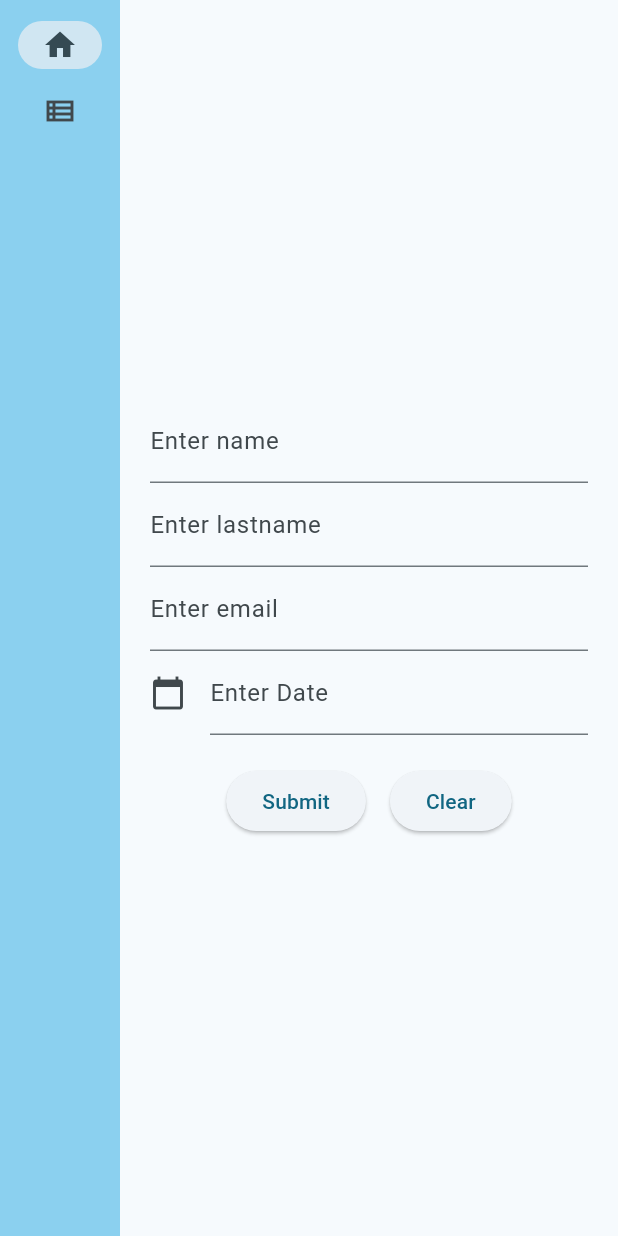
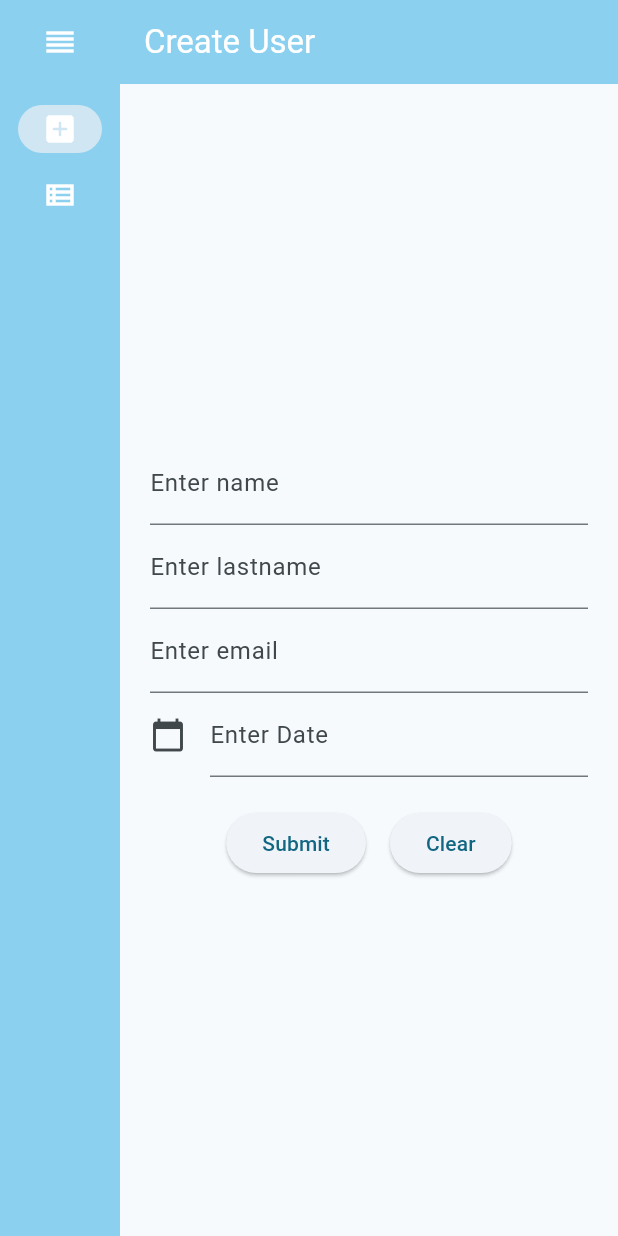
Before and after one commit to davidkingss96/json_crud, a Flutter app: the screen it shows after launch, after a tap on "Home", on a phone screen of 412 x 824 dp. Run offline on Flutter 3.47's test engine with Material 2 defaults, Android fonts, the phone set to English and light mode, and no system bars; our stand-ins replace email_validator.

Commit message:
Inicio reemplazo JSON write

```diff
--- a/lib/main.dart
+++ b/lib/main.dart
@@ -1,9 +1,41 @@
+import 'dart:core';
 import 'package:flutter/material.dart';
 import 'screens/create_user_form.dart';
 import 'screens/list_users.dart';
+import 'package:provider/provider.dart';
 
 void main() {
   runApp(const MyApp());
+}
+
+class AppState extends ChangeNotifier {
+  int _selectedIndex = 0;
+
+  int get selectedIndex => _selectedIndex;
+
+  set selectedIndex(int index) {
+    _selectedIndex = index;
+    notifyListeners();
+  }
+
+  String _appTitle = "Create User";
+
+  String get appTitle => _appTitle;
+
+  set appTitle(String title){
+    _appTitle = title;
+    notifyListeners();
+  }
+
+  bool _showNavigationRail = true;
+
+  bool get showNavigationRail => _showNavigationRail;
+
+  set showNavigationRail(bool show){
+    _showNavigationRail = show;
+    notifyListeners();
+  }
+
 }
 
 class MyApp extends StatelessWidget {
@@ -11,13 +43,16 @@ class MyApp extends StatelessWidget {
 
   @override
   Widget build(BuildContext context) {
-    return MaterialApp(
+    return ChangeNotifierProvider(
+      create: (context) => AppState(),
+      child: MaterialApp(
         title: 'Flutter Demo',
         theme: ThemeData(
           colorScheme: ColorScheme.fromSeed(seedColor: Colors.blueGrey),
           useMaterial3: true,
         ),
         home: const MyHomePage(title: 'Flutter Demo Home Page'),
+      ),
     );
   }
 }
@@ -32,44 +67,66 @@ class MyHomePage extends StatefulWidget {
 }
 
 class _MyHomePageState extends State<MyHomePage> {
-  int _selectedIndex = 0;
-
   @override
   Widget build(BuildContext context) {
+    final appState = Provider.of<AppState>(context);
+
     Widget page;
-    switch (_selectedIndex) {
+    switch (appState.selectedIndex) {
       case 0:
         page = CreateUserForm();
       case 1:
         page = ListUsers();
       default:
-        throw UnimplementedError('no widget for $_selectedIndex');
+        throw UnimplementedError('no widget for $appState.selectedIndex');
     }
 
     return Scaffold(
+      appBar: AppBar(
+        title: Text(
+          appState.appTitle,
+          style: TextStyle(color: Colors.white),
+        ),
+        leading: IconButton(
+          icon: Icon(Icons.reorder, color: Colors.white),
+          onPressed: () {
+            appState.showNavigationRail = !appState.showNavigationRail;
+          },
+        ),
+        leadingWidth: 80,
+        backgroundColor: Theme.of(context).colorScheme.inversePrimary,
+      ),
       body: Row(
         children: [
-          NavigationRail(
+          appState.showNavigationRail ? NavigationRail(
             backgroundColor: Theme.of(context).colorScheme.inversePrimary,
             destinations: [
               NavigationRailDestination(
-                icon: Icon(Icons.home_outlined),
-                selectedIcon: Icon(Icons.home),
+                icon: Icon(Icons.add_box_outlined, color: Colors.white),
+                selectedIcon: Icon(Icons.add_box_rounded, color: Colors.white),
                 label: Text('Home'),
               ),
               NavigationRailDestination(
-                icon: Icon(Icons.view_list_outlined),
-                selectedIcon: Icon(Icons.view_list_rounded),
+                icon: Icon(Icons.view_list_outlined, color: Colors.white),
+                selectedIcon: Icon(Icons.view_list_rounded, color: Colors.white),
                 label: Text('Favorites'),
               ),
             ],
-            selectedIndex: _selectedIndex,
+            selectedIndex: appState.selectedIndex,
             onDestinationSelected: (value) {
               setState(() {
-                _selectedIndex = value;
+                appState.selectedIndex = value;
+                switch(value){
+                  case 0:
+                    appState.appTitle = "Create User";
+                  case 1:
+                    appState.appTitle = "Users List";
+                  default:
+                    throw UnimplementedError('no widget for $appState.selectedIndex');
+                }
               });
             },
-          ),
+          ) : SizedBox(),
           Expanded(
             child: Container(
               child: page,
--- a/pubspec.yaml
+++ b/pubspec.yaml
@@ -38,6 +38,7 @@ dependencies:
   provider: ^6.0.5
   intl: ^0.18.1
   email_validator: ^2.1.17
+  path_provider: ^2.1.0
 
 dev_dependencies:
   flutter_test:
@@ -55,7 +56,8 @@ dev_dependencies:
 
 # The following section is specific to Flutter packages.
 flutter:
-
+  assets:
+    - assets/local_data.json
   # The following line ensures that the Material Icons font is
   # included with your application, so that you can use the icons in
   # the material Icons class.
```
Also changed, not shown: lib/screens/create_user_form.dart (+26 -1 lines), lib/screens/list_users.dart (+26 -3 lines), pubspec.lock, 1 other file.
